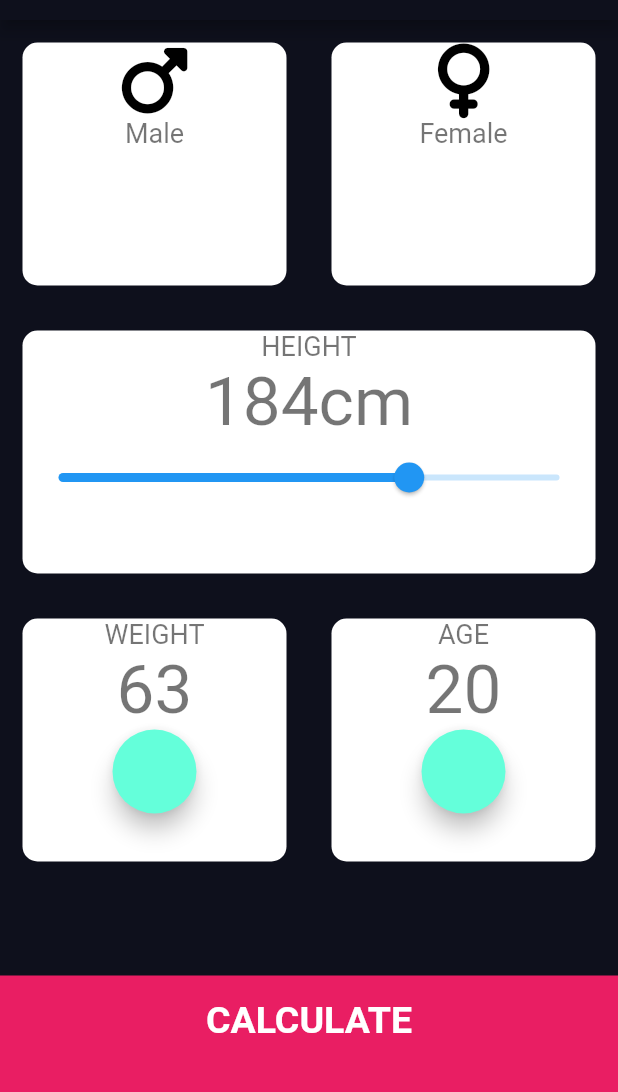
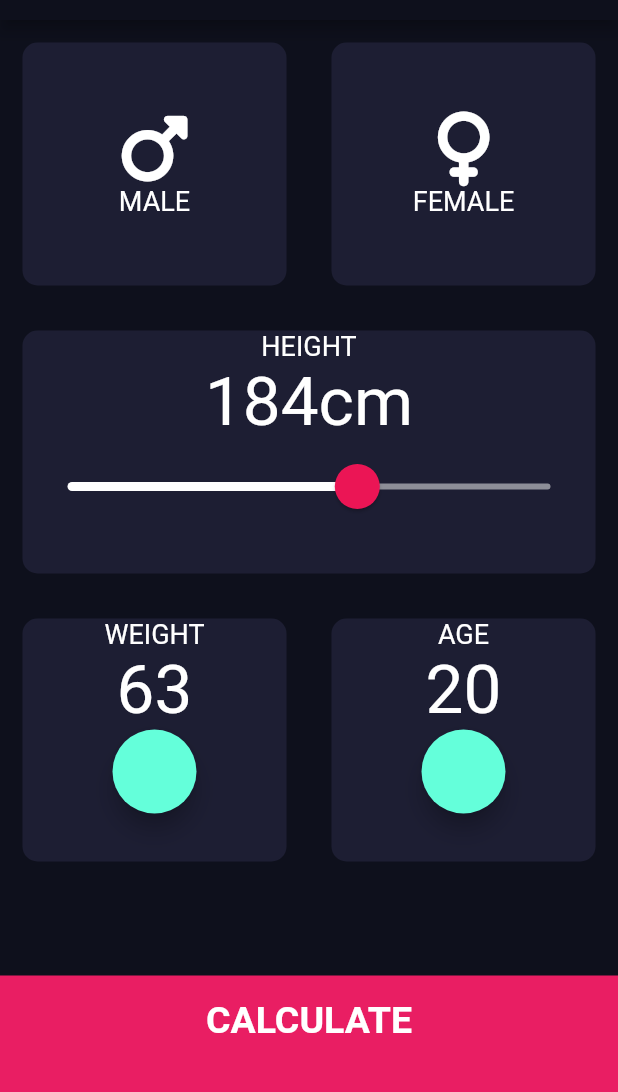
Before and after one commit to danaFlorescu/BMI-Calculator, a Flutter app: the screen it shows after launch, on a phone screen of 412 x 824 dp, the part 64-1156 px from its top. Run offline on Flutter 3.47's test engine with Material 2 defaults, Android fonts, the phone set to English and light mode, and no system bars; our stand-ins replace font_awesome_flutter.

Commit message:
updated the ui, added the perfect slider

```diff
--- a/lib/components/icon_and_text_for_reusable_cards.dart
+++ b/lib/components/icon_and_text_for_reusable_cards.dart
@@ -11,10 +11,11 @@ class IconAndTextForReusableCards extends StatelessWidget {
   @override
   Widget build(BuildContext context) {
     return Column(
+      mainAxisAlignment: MainAxisAlignment.center,
       children: [
         FaIcon(
           gender,
-          color: Colors.black,
+          color: Colors.white,
           size: 50.0,
         ),
         Text(
--- a/lib/components/reusable_card.dart
+++ b/lib/components/reusable_card.dart
@@ -1,16 +1,17 @@
 import 'package:flutter/material.dart';
 
 class ReusableCard extends StatelessWidget {
-  ReusableCard({required this.cardChild});
+  ReusableCard({required this.cardChild, required this.colour});
 
   final Widget cardChild;
+  final Color colour;
 
   @override
   Widget build(BuildContext context) {
     return Container(
       margin: EdgeInsets.all(15.0),
       decoration: BoxDecoration(
-        color: Colors.white,
+        color: colour,
         borderRadius: BorderRadius.circular(10.0),
       ),
       child: cardChild,
--- a/lib/constants.dart
+++ b/lib/constants.dart
@@ -2,12 +2,12 @@ import 'package:flutter/material.dart';
 
 const textStyleForReusableCards = TextStyle(
   fontSize: 18.0,
-  color: Colors.black54,
+  color: Colors.white,
 );
 
 const textStyleForReusableCardsBig = TextStyle(
   fontSize: 45.0,
-  color: Colors.black54,
+  color: Colors.white,
 );
 
 const kBottomContainerHeight = 80.0;
@@ -16,3 +16,6 @@ const kLargeButtonTextStyle = TextStyle(
   fontSize: 25.0,
   fontWeight: FontWeight.bold,
 );
+
+const kActiveCardColour = Color(0xFF1D1E33);
+const kInactiveCardColour = Color(0xFF111328);
--- a/lib/main.dart
+++ b/lib/main.dart
@@ -31,6 +31,8 @@ class InputPage extends StatefulWidget {
 }
 
 class _InputPageState extends State<InputPage> {
+  int height = 180;
+
   @override
   Widget build(BuildContext context) {
     return Scaffold(
@@ -45,16 +47,18 @@ class _InputPageState extends State<InputPage> {
               children: [
                 Expanded(
                   child: ReusableCard(
+                    colour: kActiveCardColour,
                     cardChild: IconAndTextForReusableCards(
-                      iconText: 'Male',
+                      iconText: 'MALE',
                       gender: FontAwesomeIcons.mars,
                     ),
                   ),
                 ),
                 Expanded(
                   child: ReusableCard(
+                    colour: kActiveCardColour,
                     cardChild: IconAndTextForReusableCards(
-                      iconText: 'Female',
+                      iconText: 'FEMALE',
                       gender: FontAwesomeIcons.venus,
                     ),
                   ),
@@ -67,6 +71,7 @@ class _InputPageState extends State<InputPage> {
               children: [
                 Expanded(
                   child: ReusableCard(
+                    colour: kActiveCardColour,
                     cardChild: Column(
                       children: [
                         Text(
@@ -77,11 +82,27 @@ class _InputPageState extends State<InputPage> {
                           '184cm',
                           style: textStyleForReusableCardsBig,
                         ),
-                        Slider(
-                          min: 100,
-                          max: 220,
-                          value: 184,
-                          onChanged: (context) {},
+                        SliderTheme(
+                          data: SliderTheme.of(context).copyWith(
+                            inactiveTrackColor: Color(0xFF8D8E98),
+                            activeTrackColor: Colors.white,
+                            thumbColor: Color(0xFFEB1555),
+                            overlayColor: Color(0x29EB1555),
+                            thumbShape:
+                                RoundSliderThumbShape(enabledThumbRadius: 15.0),
+                            overlayShape:
+                                RoundSliderOverlayShape(overlayRadius: 30.0),
+                          ),
+                          child: Slider(
+                            value: height.toDouble(),
+                            min: 120.0,
+                            max: 220.0,
+                            onChanged: (double newValue) {
+                              setState(() {
+                                height = newValue.round();
+                              });
+                            },
+                          ),
                         ),
                       ],
                     ),
@@ -95,6 +116,7 @@ class _InputPageState extends State<InputPage> {
               children: [
                 Expanded(
                   child: ReusableCard(
+                    colour: kActiveCardColour,
                     cardChild: Column(
                       children: [
                         Text(
@@ -109,6 +131,7 @@ class _InputPageState extends State<InputPage> {
                 ),
                 Expanded(
                   child: ReusableCard(
+                    colour: kActiveCardColour,
                     cardChild: Column(
                       children: [
                         Text(
```
